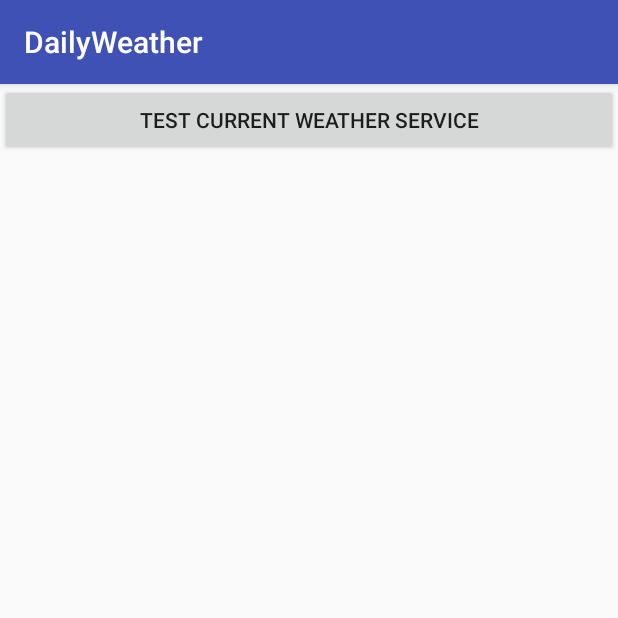
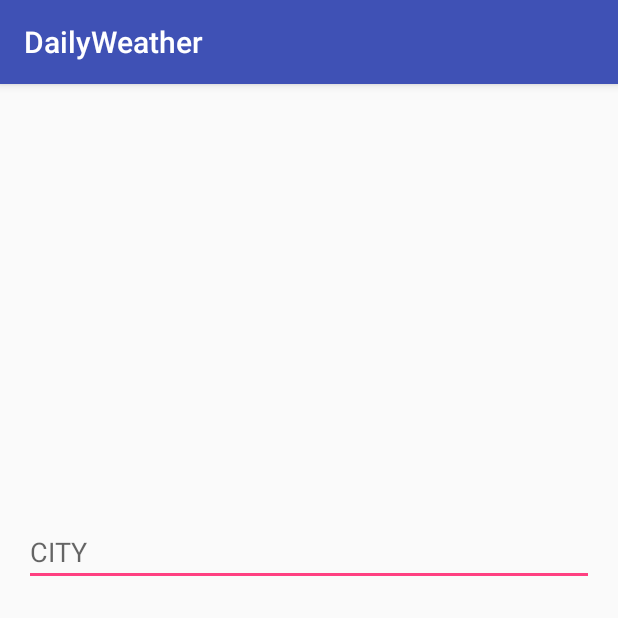
Before and after one commit to lydiasama/DailyWeather, an Android app: the screen it shows after launch (MainActivity), on a phone screen of 412 x 824 dp, the top half of it. Run offline under Robolectric (Android 15) with nearby library versions, the phone set to English and light mode, and no system bars.

Commit message:
add input on main screen

```diff
--- a/app/src/main/res/layout/activity_main.xml
+++ b/app/src/main/res/layout/activity_main.xml
@@ -6,10 +6,25 @@
     android:layout_height="match_parent"
     tools:context=".MainActivity">
 
+    <EditText
+        android:id="@+id/tvCity"
+        android:layout_width="match_parent"
+        android:layout_height="wrap_content"
+        android:layout_marginStart="@dimen/margin_large"
+        android:layout_marginEnd="@dimen/margin_large"
+        app:layout_constraintTop_toTopOf="parent"
+        app:layout_constraintBottom_toBottomOf="parent"
+        app:layout_constraintVertical_bias="0.4"
+        android:inputType="text"
+        android:imeOptions="actionDone"
+        android:hint="@string/city"/>
+
     <Button
         android:id="@+id/btnCurrentWeather"
         android:layout_width="match_parent"
+        android:visibility="gone"
         android:layout_height="wrap_content"
-        android:text="test current weather service"/>
+        android:text="@string/btn_current_weather"
+        app:layout_constraintTop_toBottomOf="@+id/tvCity" />
 
 </android.support.constraint.ConstraintLayout>
--- /dev/null
+++ b/app/src/main/res/values/dimens.xml
@@ -0,0 +1,4 @@
+<?xml version="1.0" encoding="utf-8"?>
+<resources>
+    <dimen name="margin_large">16dp</dimen>
+</resources>
--- a/app/src/main/res/values/strings.xml
+++ b/app/src/main/res/values/strings.xml
@@ -1,3 +1,5 @@
 <resources>
     <string name="app_name">DailyWeather</string>
+    <string name="city">CITY</string>
+    <string name="btn_current_weather" formatted="false">What\'s the weather at %s like?</string>
 </resources>
```
